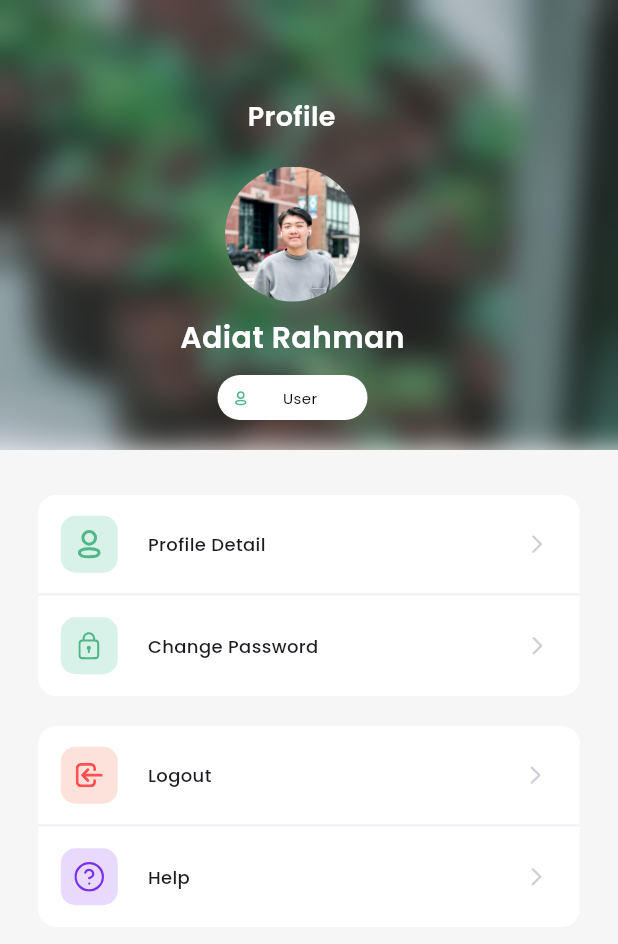
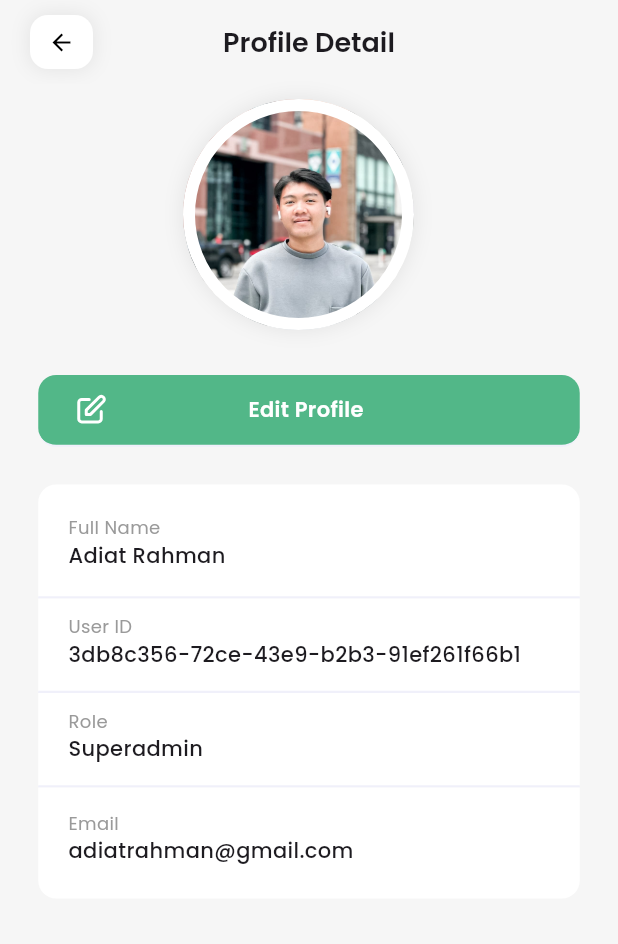
Before and after one commit to TA-Gras-Grus/everglo-mobile, a Flutter app: the screen it shows after launch, on a phone screen of 412 x 824 dp. Shown: the top 944 px of the screen. Run offline on Flutter 3.47's test engine with Material 3 defaults, Android fonts, the phone set to English and light mode, and no system bars; our stand-ins replace dropdown_button2, flutter_form_builder, flutter_svg, form_builder_validators, get, google_fonts and 2 more; missing offline and left inert: dart:ffi, flutter_dynamic_icon, mobile_scanner.

Commit message:
feature:profileDetail page slicing ui

```diff
--- /dev/null
+++ b/lib/app/modules/profile/profileDetail/bindings/profile_detail_binding.dart
@@ -0,0 +1,12 @@
+import 'package:get/get.dart';
+
+import '../controllers/profile_detail_controller.dart';
+
+class ProfileDetailBinding extends Bindings {
+  @override
+  void dependencies() {
+    Get.lazyPut<ProfileDetailController>(
+      () => ProfileDetailController(),
+    );
+  }
+}
--- /dev/null
+++ b/lib/app/modules/profile/profileDetail/controllers/profile_detail_controller.dart
@@ -0,0 +1,23 @@
+import 'package:get/get.dart';
+
+class ProfileDetailController extends GetxController {
+  //TODO: Implement ProfileDetailController
+  RxBool isLoading = false.obs;
+  final count = 0.obs;
+  @override
+  void onInit() {
+    super.onInit();
+  }
+
+  @override
+  void onReady() {
+    super.onReady();
+  }
+
+  @override
+  void onClose() {
+    super.onClose();
+  }
+
+  void increment() => count.value++;
+}
--- /dev/null
+++ b/lib/app/modules/profile/profileDetail/views/profile_detail_view.dart
@@ -0,0 +1,289 @@
+import 'package:flutter/material.dart';
+import 'package:flutter_svg/svg.dart';
+
+import 'package:get/get.dart';
+import 'package:google_fonts/google_fonts.dart';
+
+import '../controllers/profile_detail_controller.dart';
+
+class ProfileDetailView extends GetView<ProfileDetailController> {
+  const ProfileDetailView({Key? key}) : super(key: key);
+  @override
+  Widget build(BuildContext context) {
+    return Scaffold(
+      appBar: AppBar(
+        leadingWidth: 80,
+        backgroundColor: Colors.transparent,
+        leading: Padding(
+          padding:
+              const EdgeInsets.only(left: 20, right: 18, top: 10, bottom: 10),
+          child: Container(
+            height: 32,
+            width: 32,
+            decoration: BoxDecoration(
+              color: Colors.white,
+              borderRadius: BorderRadius.circular(12),
+              boxShadow: [
+                BoxShadow(
+                  color: Colors.grey
+                      .withOpacity(0.2), // Adjust opacity for shadow intensity
+                  blurRadius: 10.0, // Adjust blur radius for shadow softness
+                  spreadRadius: 1.0, // Adjust spread radius for shadow size
+                ),
+              ],
+            ),
+            child: IconButton(
+              icon: Icon(Icons.arrow_back, color: Colors.black, size: 18),
+              onPressed: () => Navigator.pop(Get.context!),
+            ),
+          ),
+        ),
+        title: Text('Profile Detail',
+            style: GoogleFonts.poppins(
+              fontSize: 18,
+              fontWeight: FontWeight.w600,
+            )),
+        centerTitle: true,
+      ),
+      body: Obx(() {
+        if (controller.isLoading.value) {
+          return const Center(
+            child: Text('Loading...'),
+          );
+        } else {
+          return SingleChildScrollView(
+            child: Padding(
+              padding: const EdgeInsets.only(top: 10),
+              child: Column(
+                children: [
+                  Row(
+                    children: [
+                      Padding(
+                        padding: const EdgeInsets.only(left: 122),
+                        child: Container(
+                          height: 154,
+                          width: 154,
+                          decoration: BoxDecoration(
+                            borderRadius: BorderRadius.circular(100),
+                            border: Border.all(color: Colors.white, width: 8),
+                            boxShadow: [
+                              BoxShadow(
+                                color: Colors.grey.withOpacity(
+                                    0.2), // Adjust opacity for shadow intensity
+                                blurRadius:
+                                    10.0, // Adjust blur radius for shadow softness
+                                spreadRadius:
+                                    1.0, // Adjust spread radius for shadow size
+                              ),
+                            ],
+                            image: DecorationImage(
+                                image: AssetImage(
+                                    'assets/images/profileAdiat.jpeg'),
+                                fit: BoxFit.cover),
+                          ),
+                        ),
+                      ),
+                    ],
+                  ),
+                  SizedBox(height: 30),
+                  GestureDetector(
+                    onTap: () {},
+                    child: Container(
+                      width: 361,
+                      height: 48,
+                      decoration: BoxDecoration(
+                        borderRadius: BorderRadius.circular(12),
+                        border: Border(
+                            bottom: BorderSide(
+                                color: Color(0xFFF0F0FA), width: 1.5)),
+                        color: Color(0xFF52B788),
+                      ),
+                      child: Row(
+                        children: [
+                          SizedBox(width: 15),
+                          Padding(
+                            padding: const EdgeInsets.all(8.0),
+                            child: SvgPicture.asset(
+                              'assets/icons/pencil.svg',
+                            ),
+                          ),
+                          SizedBox(width: 85),
+                          Text(
+                            'Edit Profile',
+                            style: GoogleFonts.poppins(
+                              fontSize: 14,
+                              fontWeight: FontWeight.w600,
+                              color: Colors.white,
+                            ),
+                          ),
+                        ],
+                      ),
+                    ),
+                  ),
+                  SizedBox(height: 25),
+                  Container(
+                    width: 361,
+                    height: 76,
+                    decoration: BoxDecoration(
+                      borderRadius: BorderRadius.only(
+                        topLeft: Radius.circular(12),
+                        topRight: Radius.circular(12),
+                      ),
+                      border: Border(
+                          bottom:
+                              BorderSide(color: Color(0xFFF0F0FA), width: 1.5)),
+                      color: Colors.white,
+                    ),
+                    child: Padding(
+                      padding: const EdgeInsets.only(top: 20),
+                      child: Row(
+                        children: [
+                          SizedBox(width: 20),
+                          Column(
+                            crossAxisAlignment: CrossAxisAlignment.start,
+                            children: [
+                              Text(
+                                'Full Name',
+                                style: GoogleFonts.poppins(
+                                  fontSize: 12,
+                                  fontWeight: FontWeight.w400,
+                                  color: Color(0xFF9A9A9A),
+                                ),
+                              ),
+                              Text(
+                                'Adiat Rahman',
+                                style: GoogleFonts.poppins(
+                                  fontSize: 14,
+                                  fontWeight: FontWeight.w500,
+                                ),
+                              ),
+                            ],
+                          ),
+                        ],
+                      ),
+                    ),
+                  ),
+                  Container(
+                    width: 361,
+                    height: 63,
+                    decoration: BoxDecoration(
+                      border: Border(
+                          bottom:
+                              BorderSide(color: Color(0xFFF0F0FA), width: 1.5)),
+                      color: Colors.white,
+                    ),
+                    child: Padding(
+                      padding: const EdgeInsets.only(top: 10),
+                      child: Row(
+                        children: [
+                          SizedBox(width: 20),
+                          Column(
+                            crossAxisAlignment: CrossAxisAlignment.start,
+                            children: [
+                              Text(
+                                'User ID',
+                                style: GoogleFonts.poppins(
+                                  fontSize: 12,
+                                  fontWeight: FontWeight.w400,
+                                  color: Color(0xFF9A9A9A),
+                                ),
+                              ),
+                              Text(
+                                '3db8c356-72ce-43e9-b2b3-91ef261f66b1',
+                                style: GoogleFonts.poppins(
+                                  fontSize: 14,
+                                  fontWeight: FontWeight.w500,
+                                ),
+                              ),
+                            ],
+                          ),
+                        ],
+                      ),
+                    ),
+                  ),
+                  Container(
+                    width: 361,
+                    height: 63,
+                    decoration: BoxDecoration(
+                      border: Border(
+                          bottom:
+                              BorderSide(color: Color(0xFFF0F0FA), width: 1.5)),
+                      color: Colors.white,
+                    ),
+                    child: Padding(
+                      padding: const EdgeInsets.only(top: 10),
+                      child: Row(
+                        children: [
+                          SizedBox(width: 20),
+                          Column(
+                            crossAxisAlignment: CrossAxisAlignment.start,
+                            children: [
+                              Text(
+                                'Role',
+                                style: GoogleFonts.poppins(
+                                  fontSize: 12,
+                                  fontWeight: FontWeight.w400,
+                                  color: Color(0xFF9A9A9A),
+                                ),
+                              ),
+                              Text(
+                                'Superadmin',
+                                style: GoogleFonts.poppins(
+                                  fontSize: 14,
+                                  fontWeight: FontWeight.w500,
+                                ),
+                              ),
+                            ],
+                          ),
+                        ],
+                      ),
+                    ),
+                  ),
+                  Container(
+                    width: 361,
+                    height: 74,
+                    decoration: BoxDecoration(
+                      borderRadius: BorderRadius.only(
+                        bottomLeft: Radius.circular(12),
+                        bottomRight: Radius.circular(12),
+                      ),
+                      color: Colors.white,
+                    ),
+                    child: Padding(
+                      padding: const EdgeInsets.only(top: 15),
+                      child: Row(
+                        children: [
+                          SizedBox(width: 20),
+                          Column(
+                            crossAxisAlignment: CrossAxisAlignment.start,
+                            children: [
+                              Text(
+                                'Email',
+                                style: GoogleFonts.poppins(
+                                  fontSize: 12,
+                                  fontWeight: FontWeight.w400,
+                                  color: Color(0xFF9A9A9A),
+                                ),
+                              ),
+                              Text(
+                                'adiatrahman@gmail.com',
+                                style: GoogleFonts.poppins(
+                                  fontSize: 14,
+                                  fontWeight: FontWeight.w500,
+                                ),
+                              ),
+                            ],
+                          ),
+                        ],
+                      ),
+                    ),
+                  ),
+                ],
+              ),
+            ),
+          );
+        }
+      }),
+    );
+  }
+}
--- a/lib/app/routes/app_pages.dart
+++ b/lib/app/routes/app_pages.dart
@@ -15,6 +15,8 @@ import '../modules/polybags/polybagsLists/views/polybagsLists_view.dart';
 import '../modules/polybags/polybagsPlants/bindings/polybagsPlants_binding.dart';
 import '../modules/polybags/polybagsPlants/views/polybagsPlants_view.dart';
 import '../modules/profile/bindings/profile_binding.dart';
+import '../modules/profile/profileDetail/bindings/profile_detail_binding.dart';
+import '../modules/profile/profileDetail/views/profile_detail_view.dart';
 import '../modules/profile/views/profile_view.dart';
 import '../modules/splashScreen/bindings/splash_screen_binding.dart';
 import '../modules/splashScreen/views/splash_screen_view.dart';
@@ -24,7 +26,7 @@ part 'app_routes.dart';
 class AppPages {
   AppPages._();
 
-  static const INITIAL = Routes.PROFILE;
+  static const INITIAL = Routes.PROFILE_DETAIL;
 
   static final routes = [
     GetPage(
@@ -68,6 +70,13 @@ class AppPages {
       name: _Paths.PROFILE,
       page: () => const ProfileView(),
       binding: ProfileBinding(),
+      children: [
+        GetPage(
+          name: _Paths.PROFILE_DETAIL,
+          page: () => const ProfileDetailView(),
+          binding: ProfileDetailBinding(),
+        ),
+      ],
     ),
   ];
 }
--- a/lib/app/routes/app_routes.dart
+++ b/lib/app/routes/app_routes.dart
@@ -11,6 +11,7 @@ abstract class Routes {
   static const POLYBAGS = _Paths.POLYBAGS;
   static const POLYBAGS_LISTS = _Paths.POLYBAGS + _Paths.POLYBAGS_LISTS;
   static const PROFILE = _Paths.PROFILE;
+  static const PROFILE_DETAIL = _Paths.PROFILE + _Paths.PROFILE_DETAIL;
 }
 
 abstract class _Paths {
@@ -23,4 +24,5 @@ abstract class _Paths {
   static const POLYBAGS = '/polybags';
   static const POLYBAGS_LISTS = '/polybags-lists';
   static const PROFILE = '/profile';
+  static const PROFILE_DETAIL = '/profile-detail';
 }
--- a/pubspec.yaml
+++ b/pubspec.yaml
@@ -71,3 +71,4 @@ flutter:
     - assets/icons/password.svg
     - assets/icons/logout.svg
     - assets/icons/help.svg
+    - assets/icons/pencil.svg
```
Also changed, not shown: lib/app/modules/profile/views/profile_view.dart (+0 -34 lines), assets/icons/pencil.svg (added).
